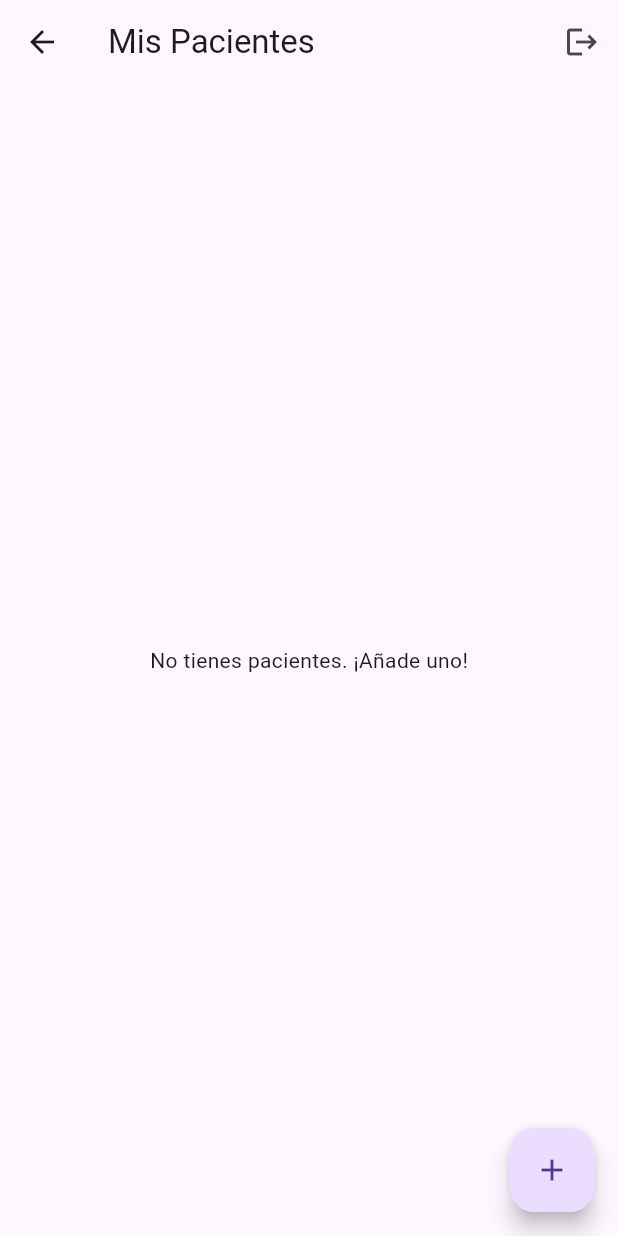
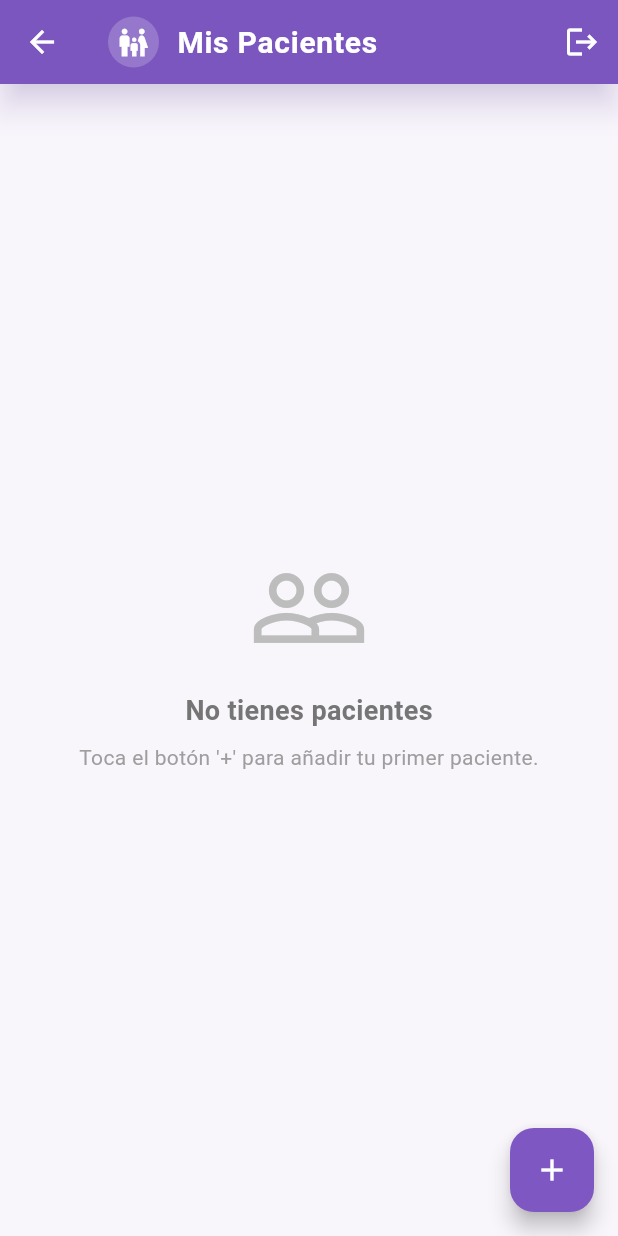
Before and after one commit to d-alonso10/ChatBot-IMC-APP, a Flutter app: the PacienteScreen screen opened directly, on a phone screen of 412 x 824 dp. Run offline on Flutter 3.47's test engine with Material 3 defaults, Android fonts, the light colour scheme and no system bars; our stand-ins replace flutter_secure_storage, flutter_staggered_animations; accounts and stored records are empty.

Commit message:
Posibles errores SOLUCIONADOS + Arreglo visual

```diff
--- a/frontend/lib/screens/paciente_screen.dart
+++ b/frontend/lib/screens/paciente_screen.dart
@@ -1,13 +1,12 @@
 // lib/screens/paciente_screen.dart
 import 'package:flutter/material.dart';
 import 'package:provider/provider.dart';
+import 'package:flutter_staggered_animations/flutter_staggered_animations.dart';
 import '../providers/auth_provider.dart';
 import '../providers/paciente_provider.dart';
 import '../models/paciente_model.dart';
 import '../providers/chat_provider.dart';
 import 'chat_screen.dart';
-
-// Imports de las pantallas que faltaban
 import 'historial_screen.dart';
 import 'package:intl/intl.dart';
 
@@ -20,6 +19,11 @@ class PacienteScreen extends StatefulWidget {
 
 class _PacienteScreenState extends State<PacienteScreen> {
   late Future _pacientesFuture;
+
+  // --- Definir los colores del tema ---
+  static const Color primaryColor = Color(0xFF7E57C2);
+  static const Color lightColor = Color(0xFFEDE7F6);
+  static const Color backgroundColor = Color(0xFFF8F5FB);
 
   @override
   void initState() {
@@ -36,7 +40,11 @@ class _PacienteScreenState extends State<PacienteScreen> {
     showDialog(
       context: context,
       builder: (ctx) => AlertDialog(
-        title: const Text('Añadir Nuevo Paciente'),
+        // --- ESTILO DEL DIÁLOGO MEJORADO ---
+        backgroundColor: backgroundColor,
+        shape: RoundedRectangleBorder(borderRadius: BorderRadius.circular(20)),
+        title: const Text('Añadir Nuevo Paciente',
+            style: TextStyle(fontWeight: FontWeight.bold, color: primaryColor)),
         content: StatefulBuilder(
           builder: (BuildContext context, StateSetter setState) {
             return Column(
@@ -44,7 +52,8 @@ class _PacienteScreenState extends State<PacienteScreen> {
               children: [
                 TextField(
                     controller: nombreController,
-                    decoration: const InputDecoration(labelText: 'Nombre')),
+                    decoration:
+                        const InputDecoration(labelText: 'Nombre')),
                 TextField(
                   controller: fechaNacController,
                   decoration: const InputDecoration(
@@ -58,15 +67,31 @@ class _PacienteScreenState extends State<PacienteScreen> {
                       initialDate: DateTime.now(),
                       firstDate: DateTime(2000),
                       lastDate: DateTime.now(),
+                      // --- TEMA DEL CALENDARIO ---
+                      builder: (context, child) {
+                        return Theme(
+                          data: Theme.of(context).copyWith(
+                            colorScheme: const ColorScheme.light(
+                              primary: primaryColor, // color principal
+                              onPrimary: Colors.white,
+                              onSurface: Colors.black,
+                            ),
+                            textButtonTheme: TextButtonThemeData(
+                              style: TextButton.styleFrom(
+                                foregroundColor: primaryColor,
+                              ),
+                            ),
+                          ),
+                          child: child!,
+                        );
+                      },
+                      // --- FIN TEMA ---
                     );
 
-                    // --- ¡AQUÍ ESTÁ LA CORRECCIÓN! ---
-                    // Solo actualiza el texto si 'picked' no es null
                     if (picked != null) {
                       fechaNacController.text =
                           picked.toIso8601String().split('T')[0];
                     }
-                    // --- FIN DE LA CORRECCIÓN ---
                   },
                 ),
                 DropdownButtonFormField<String>(
@@ -89,8 +114,15 @@ class _PacienteScreenState extends State<PacienteScreen> {
         actions: [
           TextButton(
               onPressed: () => Navigator.of(ctx).pop(),
-              child: const Text('Cancelar')),
+              child: const Text('Cancelar',
+                  style: TextStyle(color: Colors.grey))),
           ElevatedButton(
+            // --- ESTILO DE BOTÓN MEJORADO ---
+            style: ElevatedButton.styleFrom(
+              backgroundColor: primaryColor,
+              foregroundColor: Colors.white,
+              shape: RoundedRectangleBorder(borderRadius: BorderRadius.circular(10)),
+            ),
             onPressed: () async {
               if (nombreController.text.isNotEmpty &&
                   fechaNacController.text.isNotEmpty &&
@@ -125,11 +157,41 @@ class _PacienteScreenState extends State<PacienteScreen> {
   @override
   Widget build(BuildContext context) {
     return Scaffold(
+      // --- COLOR DE FONDO AÑADIDO ---
+      backgroundColor: backgroundColor,
       appBar: AppBar(
-        title: const Text('Mis Pacientes'),
+        // --- ESTILO DE APPBAR MEJORADO (COMO CHATSCREEN) ---
+        backgroundColor: primaryColor,
+        elevation: 8,
+        shadowColor: Colors.deepPurple.withOpacity(0.3),
+        iconTheme: const IconThemeData(color: Colors.white), // Para el botón de atrás
+        title: Row(
+          children: [
+            Container(
+              padding: const EdgeInsets.all(6),
+              decoration: BoxDecoration(
+                color: Colors.white.withOpacity(0.2),
+                shape: BoxShape.circle,
+              ),
+              child:
+                  const Icon(Icons.family_restroom, color: Colors.white, size: 22),
+            ),
+            const SizedBox(width: 12),
+            const Text(
+              "Mis Pacientes",
+              style: TextStyle(
+                fontSize: 20,
+                fontWeight: FontWeight.bold,
+                letterSpacing: 0.5,
+                color: Colors.white,
+              ),
+            ),
+          ],
+        ),
+        // --- FIN ESTILO APPBAR ---
         actions: [
           IconButton(
-            icon: const Icon(Icons.logout),
+            icon: const Icon(Icons.logout, color: Colors.white),
             onPressed: () {
               Provider.of<AuthProvider>(context, listen: false).logout();
             },
@@ -144,25 +206,45 @@ class _PacienteScreenState extends State<PacienteScreen> {
                 : Consumer<PacienteProvider>(
                     builder: (ctx, pacienteData, child) =>
                         pacienteData.pacientes.isEmpty
-                            ? const Center(
-                                child: Text("No tienes pacientes. ¡Añade uno!"))
-                            : ListView.builder(
-                                itemCount: pacienteData.pacientes.length,
-                                itemBuilder: (ctx, i) {
-                                  final paciente = pacienteData.pacientes[i];
-                                  return _buildPacienteCard(context, paciente);
-                                },
-                              ),
+                            ? const _EmptyState() // <-- WIDGET MEJORADO
+                            : _buildAnimatedList(pacienteData.pacientes),
                   ),
       ),
       floatingActionButton: FloatingActionButton(
+        // --- ESTILO FAB MEJORADO ---
+        backgroundColor: primaryColor,
+        foregroundColor: Colors.white,
+        elevation: 6,
         child: const Icon(Icons.add),
         onPressed: () => _mostrarDialogAddPaciente(context),
       ),
     );
   }
 
-  // Widget de la tarjeta de paciente (modificado para ir a HistorialScreen)
+  // --- WIDGET DE LISTA ANIMADA ---
+  Widget _buildAnimatedList(List<Paciente> pacientes) {
+    return AnimationLimiter(
+      child: ListView.builder(
+        padding: const EdgeInsets.all(16),
+        itemCount: pacientes.length,
+        itemBuilder: (BuildContext context, int i) {
+          final paciente = pacientes[i];
+          return AnimationConfiguration.staggeredList(
+            position: i,
+            duration: const Duration(milliseconds: 375),
+            child: SlideAnimation(
+              verticalOffset: 50.0,
+              child: FadeInAnimation(
+                child: _buildPacienteCard(context, paciente),
+              ),
+            ),
+          );
+        },
+      ),
+    );
+  }
+
+  // --- WIDGET DE TARJETA DE PACIENTE (SIN CAMBIOS) ---
   Widget _buildPacienteCard(BuildContext context, Paciente paciente) {
     return GestureDetector(
       onTap: () {
@@ -176,13 +258,13 @@ class _PacienteScreenState extends State<PacienteScreen> {
         elevation: 4,
         shadowColor: Colors.deepPurple.withOpacity(0.1),
         shape: RoundedRectangleBorder(borderRadius: BorderRadius.circular(15)),
-        margin: const EdgeInsets.symmetric(vertical: 8, horizontal: 16),
+        margin: const EdgeInsets.symmetric(vertical: 8),
         child: ListTile(
           leading: CircleAvatar(
-            backgroundColor: const Color(0xFFEDE7F6),
+            backgroundColor: lightColor,
             child: Icon(
               paciente.sexo == 'niño' ? Icons.boy : Icons.girl,
-              color: const Color(0xFF7E57C2),
+              color: primaryColor,
             ),
           ),
           title: Text(paciente.nombre,
@@ -191,9 +273,50 @@ class _PacienteScreenState extends State<PacienteScreen> {
           subtitle: Text(
               'Nacimiento: ${DateFormat('dd/MM/yyyy').format(paciente.fechaNacimiento)}'),
           trailing:
-              const Icon(Icons.analytics_outlined, color: Color(0xFF7E57C2)),
+              const Icon(Icons.analytics_outlined, color: primaryColor),
         ),
       ),
     );
   }
 }
+
+// --- WIDGET HELPER PARA ESTADO VACÍO ---
+class _EmptyState extends StatelessWidget {
+  const _EmptyState();
+
+  @override
+  Widget build(BuildContext context) {
+    return Center(
+      child: Column(
+        mainAxisAlignment: MainAxisAlignment.center,
+        children: [
+          Icon(
+            Icons.people_outline,
+            size: 80,
+            color: Colors.grey[400],
+          ),
+          const SizedBox(height: 16),
+          Text(
+            "No tienes pacientes",
+            style: TextStyle(
+              fontSize: 18,
+              fontWeight: FontWeight.bold,
+              color: Colors.grey[600],
+            ),
+          ),
+          const SizedBox(height: 8),
+          Text(
+            "Toca el botón '+' para añadir tu primer paciente.",
+            style: TextStyle(
+              fontSize: 14,
+              color: Colors.grey[500],
+            ),
+            textAlign: TextAlign.center,
+            softWrap: true,
+            overflow: TextOverflow.clip,
+          ),
+        ],
+      ),
+    );
+  }
+}
```
Also changed, not shown: 1 other file.
